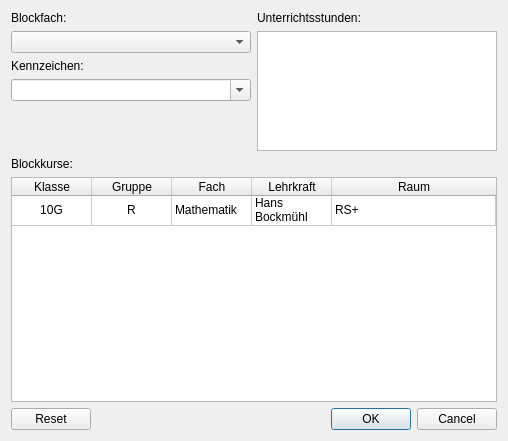
This is wz-data/ui/dialog_block_name.ui in gradgrind/WZ3 as Qt 5 draws it before an edit. The edited form follows.
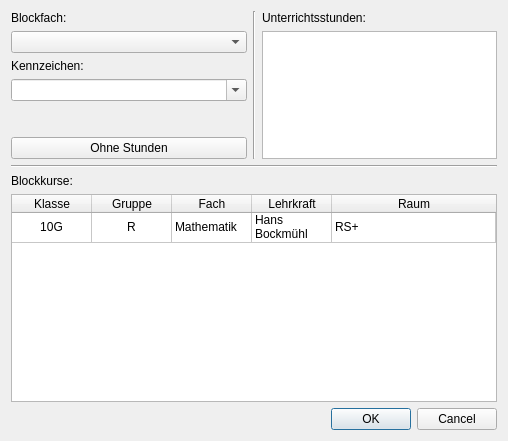
This is the edited form.

Commit message: Work on block handling, general tidying

The edit to the form file:
```diff
--- a/wz-data/ui/dialog_block_name.ui
+++ b/wz-data/ui/dialog_block_name.ui
@@ -15,7 +15,7 @@
   </property>
   <layout class="QVBoxLayout" name="verticalLayout_2" stretch="1,2,1">
    <item>
-    <layout class="QHBoxLayout" name="horizontalLayout" stretch="1,1">
+    <layout class="QHBoxLayout" name="horizontalLayout" stretch="1,0,1">
      <item>
       <layout class="QVBoxLayout" name="verticalLayout_4">
        <item>
@@ -56,13 +56,30 @@
          <property name="sizeHint" stdset="0">
           <size>
            <width>20</width>
-           <height>50</height>
+           <height>30</height>
           </size>
          </property>
         </spacer>
        </item>
+       <item>
+        <widget class="QPushButton" name="only_pay">
+         <property name="toolTip">
+          <string>&lt;html&gt;&lt;head/&gt;&lt;body&gt;&lt;p&gt;nur Deputat&lt;/p&gt;&lt;/body&gt;&lt;/html&gt;</string>
+         </property>
+         <property name="text">
+          <string>Ohne Stunden</string>
+         </property>
+        </widget>
+       </item>
       </layout>
      </item>
+     <item>
+      <widget class="Line" name="line_2">
+       <property name="orientation">
+        <enum>Qt::Vertical</enum>
+       </property>
+      </widget>
+     </item>
      <item>
       <layout class="QVBoxLayout" name="verticalLayout">
        <item>
@@ -81,6 +98,13 @@
    </item>
    <item>
     <layout class="QVBoxLayout" name="verticalLayout_3">
+     <item>
+      <widget class="Line" name="line">
+       <property name="orientation">
+        <enum>Qt::Horizontal</enum>
+       </property>
+      </widget>
+     </item>
      <item>
       <widget class="QLabel" name="label_3">
        <property name="text">
@@ -182,7 +206,7 @@
       <enum>Qt::Horizontal</enum>
      </property>
      <property name="standardButtons">
-      <set>QDialogButtonBox::Cancel|QDialogButtonBox::Ok|QDialogButtonBox::Reset</set>
+      <set>QDialogButtonBox::Cancel|QDialogButtonBox::Ok</set>
      </property>
     </widget>
    </item>
```
The commit also changes 7 other files.
